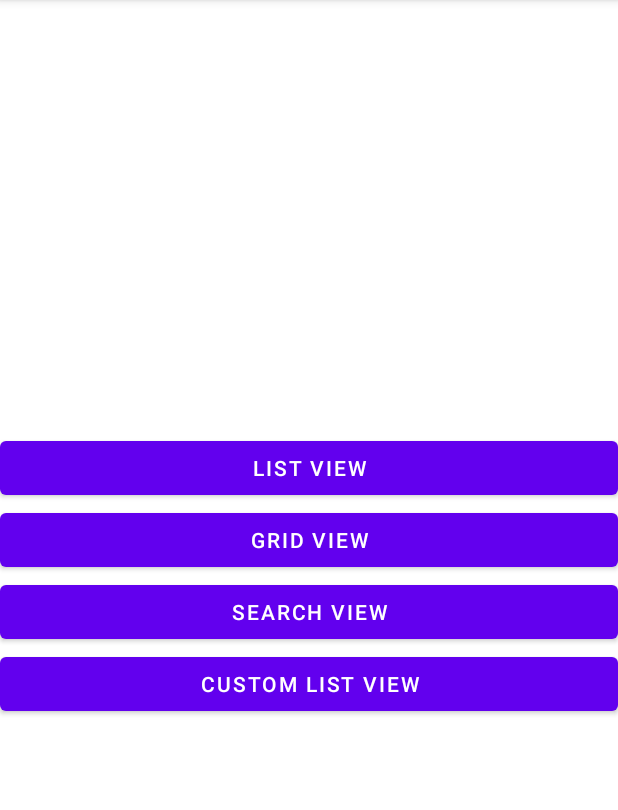
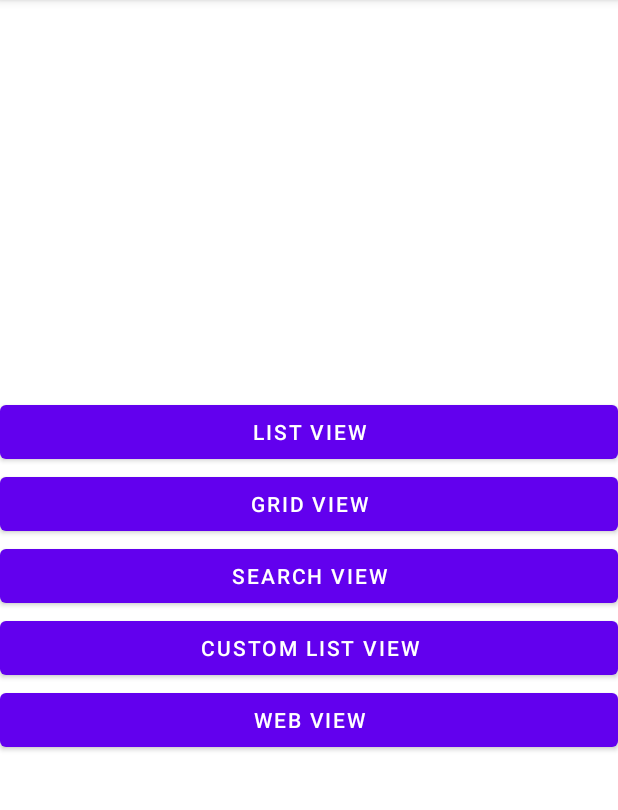
Before and after one commit to gilbercs/exemploKotlin, an Android app: the screen it shows after launch (MainActivity), on a phone screen of 412 x 824 dp, the part 84-894 px from its top. Run offline under Robolectric (Android 15) with nearby library versions, the phone set to English and light mode, and no system bars.

Commit message:
Web View

```diff
--- a/app/src/main/AndroidManifest.xml
+++ b/app/src/main/AndroidManifest.xml
@@ -1,7 +1,7 @@
 <?xml version="1.0" encoding="utf-8"?>
 <manifest xmlns:android="http://schemas.android.com/apk/res/android"
     package="br.com.gilbercs.exemplokotlin">
-
+    <uses-permission android:name="android.permission.INTERNET"/>
     <application
         android:allowBackup="true"
         android:icon="@mipmap/ic_launcher"
@@ -9,7 +9,7 @@
         android:roundIcon="@mipmap/ic_launcher_round"
         android:supportsRtl="true"
         android:theme="@style/Theme.ExemploKotlin">
-        <activity android:name=".container.SearchViewActiivity"></activity>
+        <activity android:name=".container.WebViewActivity"></activity>
         <activity android:name=".container.ExpandableActivity" />
         <activity android:name=".container.SearchViewToobar" />
         <activity android:name=".container.CustomActivity" />
--- a/app/src/main/res/layout/activity_main.xml
+++ b/app/src/main/res/layout/activity_main.xml
@@ -40,4 +40,11 @@
         android:onClick="customView"
         android:text="@string/btn_custom_list_view" />
 
+    <Button
+        android:id="@+id/idBtnWebView"
+        android:layout_width="match_parent"
+        android:layout_height="wrap_content"
+        android:onClick="navWebView"
+        android:text="@string/btn_web_view" />
+
 </LinearLayout>
```
Also changed, not shown: app/src/main/java/br/com/gilbercs/exemplokotlin/MainActivity.kt (+5 -4 lines), app/src/main/java/br/com/gilbercs/exemplokotlin/container/WebViewActivity.kt (added, +34 -0 lines), app/src/main/res/layout/activity_web_view.xml (added, +14 -0 lines).
